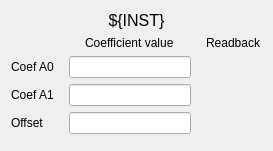
Above: bcmApp/ui/bcm_equation_params.ui from slaclab/BunchChargeMonitor before the change. Below: the same form after it.
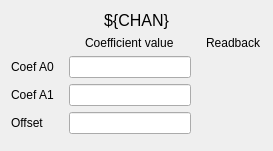
That is the form after the change. Custom widgets are drawn as their Qt base class.

Commit message: Updated trigger UIs

Diff of the .ui file:
```diff
--- a/bcmApp/ui/bcm_equation_params.ui
+++ b/bcmApp/ui/bcm_equation_params.ui
@@ -25,7 +25,7 @@
       <enum>Qt::LeftToRight</enum>
      </property>
      <property name="text">
-      <string>${INST}</string>
+      <string>${CHAN}</string>
      </property>
      <property name="alignment">
       <set>Qt::AlignCenter</set>
```
Left out of the diff: 14 changed lines with no effect on the pictures. The commit also changes 7 other files.
